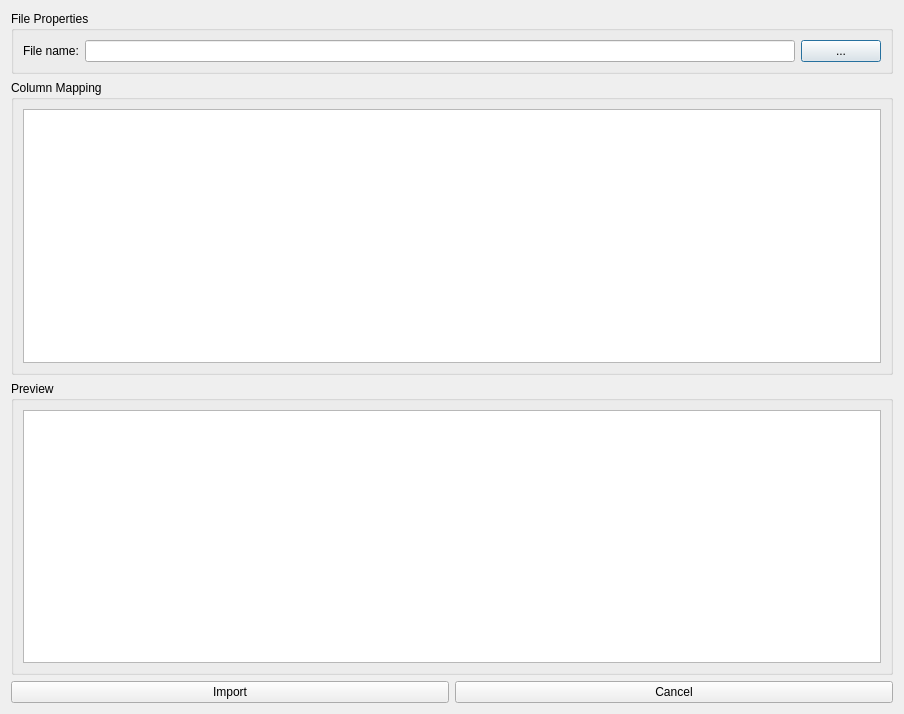
Qt form mongochem/plugins/csvimporter/importcsvfiledialog.ui (OpenChemistry/mongochem) before a commit.
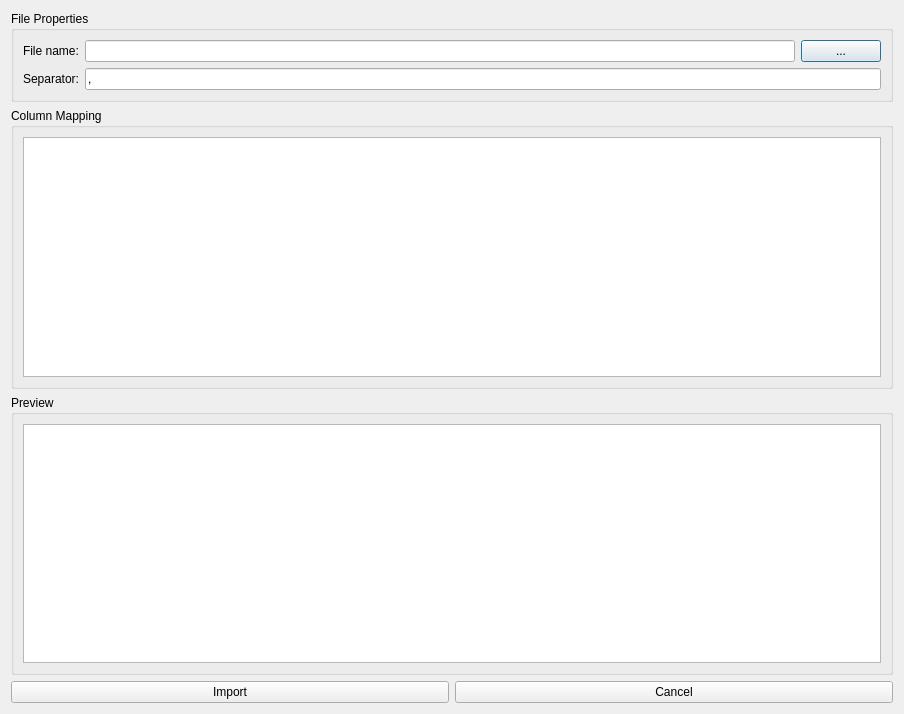
The same form after that commit.

Commit message:
Allow user to change separator character in CsvImportDialog
This adds a field to allow the user to change the separator
character when importing CSV files.

Diff of the .ui file:
```diff
--- a/mongochem/plugins/csvimporter/importcsvfiledialog.ui
+++ b/mongochem/plugins/csvimporter/importcsvfiledialog.ui
@@ -41,6 +41,24 @@
         </item>
        </layout>
       </item>
+      <item>
+       <layout class="QHBoxLayout" name="horizontalLayout_3">
+        <item>
+         <widget class="QLabel" name="separatorLabel">
+          <property name="text">
+           <string>Separator:</string>
+          </property>
+         </widget>
+        </item>
+        <item>
+         <widget class="QLineEdit" name="separatorLineEdit">
+          <property name="text">
+           <string>,</string>
+          </property>
+         </widget>
+        </item>
+       </layout>
+      </item>
      </layout>
     </widget>
    </item>
```
The commit also changes 1 other file.
